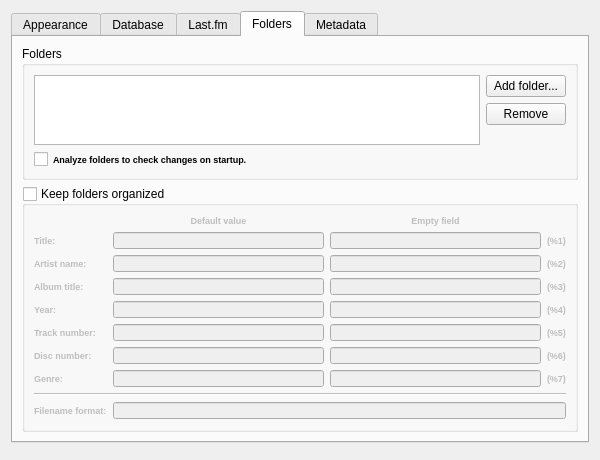
Above: Form/DialogPreferences.ui from isuhao/TMediaPlayer before the change. Below: the same form after it.
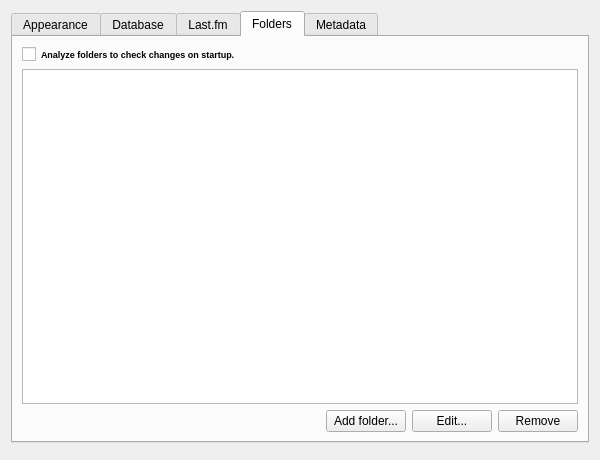
That is the form after the change. The open tabs and pages were chosen to show the change.

The edit to the form file:
```diff
--- a/Form/DialogPreferences.ui
+++ b/Form/DialogPreferences.ui
@@ -406,424 +406,56 @@
       <attribute name="title">
        <string>Folders</string>
       </attribute>
-      <layout class="QVBoxLayout" name="verticalLayout_3">
-       <item>
-        <widget class="QGroupBox" name="groupFolders">
-         <property name="title">
-          <string>Folders</string>
+      <layout class="QGridLayout" name="gridLayout_3">
+       <item row="0" column="0" colspan="4">
+        <widget class="QCheckBox" name="editAnalyzeFolders">
+         <property name="font">
+          <font>
+           <pointsize>7</pointsize>
+           <weight>75</weight>
+           <bold>true</bold>
+          </font>
          </property>
-         <layout class="QGridLayout" name="gridLayout_3">
-          <item row="0" column="1">
-           <widget class="QPushButton" name="btnAddFolder">
-            <property name="text">
-             <string>Add folder...</string>
-            </property>
-           </widget>
-          </item>
-          <item row="3" column="0" colspan="2">
-           <widget class="QCheckBox" name="editAnalizeFolders">
-            <property name="font">
-             <font>
-              <pointsize>7</pointsize>
-              <weight>75</weight>
-              <bold>true</bold>
-             </font>
-            </property>
-            <property name="text">
-             <string>Analyze folders to check changes on startup.</string>
-            </property>
-           </widget>
-          </item>
-          <item row="2" column="1">
-           <spacer name="verticalSpacer_3">
-            <property name="orientation">
-             <enum>Qt::Vertical</enum>
-            </property>
-            <property name="sizeHint" stdset="0">
-             <size>
-              <width>10</width>
-              <height>26</height>
-             </size>
-            </property>
-           </spacer>
-          </item>
-          <item row="1" column="1">
-           <widget class="QPushButton" name="btnRemoveFolder">
-            <property name="text">
-             <string>Remove</string>
-            </property>
-           </widget>
-          </item>
-          <item row="0" column="0" rowspan="3">
-           <widget class="QListWidget" name="listFolders"/>
-          </item>
-         </layout>
+         <property name="text">
+          <string>Analyze folders to check changes on startup.</string>
+         </property>
         </widget>
        </item>
-       <item>
-        <widget class="QGroupBox" name="groupOrganize">
-         <property name="title">
-          <string>Keep folders organized</string>
+       <item row="1" column="0" colspan="4">
+        <widget class="QListWidget" name="listFolders"/>
+       </item>
+       <item row="2" column="0">
+        <spacer name="horizontalSpacer">
+         <property name="orientation">
+          <enum>Qt::Horizontal</enum>
          </property>
-         <property name="checkable">
-          <bool>true</bool>
+         <property name="sizeHint" stdset="0">
+          <size>
+           <width>20</width>
+           <height>10</height>
+          </size>
          </property>
-         <property name="checked">
-          <bool>false</bool>
+        </spacer>
+       </item>
+       <item row="2" column="1">
+        <widget class="QPushButton" name="btnAddFolder">
+         <property name="text">
+          <string>Add folder...</string>
          </property>
-         <layout class="QGridLayout" name="gridLayout_4">
-          <item row="9" column="0">
-           <widget class="QLabel" name="lblOrgFormat">
-            <property name="font">
-             <font>
-              <pointsize>7</pointsize>
-              <weight>75</weight>
-              <bold>true</bold>
-             </font>
-            </property>
-            <property name="text">
-             <string>Filename format:</string>
-            </property>
-           </widget>
-          </item>
-          <item row="9" column="1" colspan="3">
-           <widget class="QLineEdit" name="editOrgFormat">
-            <property name="maxLength">
-             <number>256</number>
-            </property>
-           </widget>
-          </item>
-          <item row="3" column="0">
-           <widget class="QLabel" name="lblOrgAlbum">
-            <property name="font">
-             <font>
-              <pointsize>7</pointsize>
-              <weight>75</weight>
-              <bold>true</bold>
-             </font>
-            </property>
-            <property name="text">
-             <string>Album title:</string>
-            </property>
-           </widget>
-          </item>
-          <item row="3" column="1">
-           <widget class="QLineEdit" name="editOrgAlbumDefault">
-            <property name="maxLength">
-             <number>64</number>
-            </property>
-           </widget>
-          </item>
-          <item row="4" column="1">
-           <widget class="QLineEdit" name="editOrgYearDefault">
-            <property name="maxLength">
-             <number>64</number>
-            </property>
-           </widget>
-          </item>
-          <item row="3" column="2">
-           <widget class="QLineEdit" name="editOrgAlbumEmpty">
-            <property name="maxLength">
-             <number>64</number>
-            </property>
-           </widget>
-          </item>
-          <item row="5" column="2">
-           <widget class="QLineEdit" name="editOrgTrackEmpty">
-            <property name="maxLength">
-             <number>64</number>
-            </property>
-           </widget>
-          </item>
-          <item row="5" column="0">
-           <widget class="QLabel" name="lblOrgTrack">
-            <property name="font">
-             <font>
-              <pointsize>7</pointsize>
-              <weight>75</weight>
-              <bold>true</bold>
-             </font>
-            </property>
-            <property name="text">
-             <string>Track number:</string>
-            </property>
-           </widget>
-          </item>
-          <item row="4" column="0">
-           <widget class="QLabel" name="lblOrgYear">
-            <property name="font">
-             <font>
-              <pointsize>7</pointsize>
-              <weight>75</weight>
-              <bold>true</bold>
-             </font>
-            </property>
-            <property name="text">
-             <string>Year:</string>
-            </property>
-           </widget>
-          </item>
-          <item row="4" column="2">
-           <widget class="QLineEdit" name="editOrgYearEmpty">
-            <property name="maxLength">
-             <number>64</number>
-            </property>
-           </widget>
-          </item>
-          <item row="6" column="0">
-           <widget class="QLabel" name="lblOrgDisc">
-            <property name="font">
-             <font>
-              <pointsize>7</pointsize>
-              <weight>75</weight>
-              <bold>true</bold>
-             </font>
-            </property>
-            <property name="text">
-             <string>Disc number:</string>
-            </property>
-           </widget>
-          </item>
-          <item row="2" column="2">
-           <widget class="QLineEdit" name="editOrgArtistEmpty">
-            <property name="maxLength">
-             <number>64</number>
-            </property>
-           </widget>
-          </item>
-          <item row="2" column="1">
-           <widget class="QLineEdit" name="editOrgArtistDefault">
-            <property name="maxLength">
-             <number>64</number>
-            </property>
-           </widget>
-          </item>
-          <item row="1" column="0">
-           <widget class="QLabel" name="lblOrgTitle">
-            <property name="font">
-             <font>
-              <pointsize>7</pointsize>
-              <weight>75</weight>
-              <bold>true</bold>
-             </font>
-            </property>
-            <property name="text">
-             <string>Title:</string>
-            </property>
-           </widget>
-          </item>
-          <item row="2" column="0">
-           <widget class="QLabel" name="lblOrgArtist">
-            <property name="font">
-             <font>
-              <pointsize>7</pointsize>
-              <weight>75</weight>
-              <bold>true</bold>
-             </font>
-            </property>
-            <property name="text">
-             <string>Artist name:</string>
-            </property>
-           </widget>
-          </item>
-          <item row="0" column="1">
-           <widget class="QLabel" name="lblOrgDefault">
-            <property name="font">
-             <font>
-              <pointsize>7</pointsize>
-              <weight>75</weight>
-              <bold>true</bold>
-             </font>
-            </property>
-            <property name="text">
-             <string>Default value</string>
-            </property>
-            <property name="alignment">
-             <set>Qt::AlignCenter</set>
-            </property>
-           </widget>
-          </item>
-          <item row="6" column="2">
-           <widget class="QLineEdit" name="editOrgDiscEmpty">
-            <property name="maxLength">
-             <number>64</number>
-            </property>
-           </widget>
-          </item>
-          <item row="6" column="1">
-           <widget class="QLineEdit" name="editOrgDiscDefault">
-            <property name="maxLength">
-             <number>64</number>
-            </property>
-           </widget>
-          </item>
-          <item row="5" column="1">
-           <widget class="QLineEdit" name="editOrgTrackDefault">
-            <property name="maxLength">
-             <number>64</number>
-            </property>
-           </widget>
-          </item>
-          <item row="0" column="2">
-           <widget class="QLabel" name="lblOrgEmpty">
-            <property name="font">
-             <font>
-              <pointsize>7</pointsize>
-              <weight>75</weight>
-              <bold>true</bold>
-             </font>
-            </property>
-            <property name="text">
-             <string>Empty field</string>
-            </property>
-            <property name="alignment">
-             <set>Qt::AlignCenter</set>
-            </property>
-           </widget>
-          </item>
-          <item row="1" column="1">
-           <widget class="QLineEdit" name="editOrgTitleDefault">
-            <property name="text">
-             <string notr="true"/>
-            </property>
-            <property name="maxLength">
-             <number>64</number>
-            </property>
-           </widget>
-          </item>
-          <item row="1" column="2">
-           <widget class="QLineEdit" name="editOrgTitleEmpty">
-            <property name="maxLength">
-             <number>64</number>
-            </property>
-           </widget>
-          </item>
-          <item row="8" column="0" colspan="4">
-           <widget class="Line" name="line">
-            <property name="orientation">
-             <enum>Qt::Horizontal</enum>
-            </property>
-           </widget>
-          </item>
-          <item row="1" column="3">
-           <widget class="QLabel" name="lblOrgTitleNum">
-            <property name="font">
-             <font>
-              <pointsize>7</pointsize>
-              <weight>75</weight>
-              <bold>true</bold>
-             </font>
-            </property>
-            <property name="text">
-             <string notr="true">(%1)</string>
-            </property>
-           </widget>
-          </item>
-          <item row="2" column="3">
-           <widget class="QLabel" name="lblOrgArtistNum">
-            <property name="font">
-             <font>
-              <pointsize>7</pointsize>
-              <weight>75</weight>
-              <bold>true</bold>
-             </font>
-            </property>
-            <property name="text">
-             <string notr="true">(%2)</string>
-            </property>
-           </widget>
-          </item>
-          <item row="3" column="3">
-           <widget class="QLabel" name="lblOrgAlbumNum">
-            <property name="font">
-             <font>
-              <pointsize>7</pointsize>
-              <weight>75</weight>
-              <bold>true</bold>
-             </font>
-            </property>
-            <property name="text">
-             <string notr="true">(%3)</string>
-            </property>
-           </widget>
-          </item>
-          <item row="4" column="3">
-           <widget class="QLabel" name="lblOrgYearNum">
-            <property name="font">
-             <font>
-              <pointsize>7</pointsize>
-              <weight>75</weight>
-              <bold>true</bold>
-             </font>
-            </property>
-            <property name="text">
-             <string notr="true">(%4)</string>
-            </property>
-           </widget>
-          </item>
-          <item row="5" column="3">
-           <widget class="QLabel" name="lblOrgTrackNum">
-            <property name="font">
-             <font>
-              <pointsize>7</pointsize>
-              <weight>75</weight>
-              <bold>true</bold>
-             </font>
-            </property>
-            <property name="text">
-             <string notr="true">(%5)</string>
-            </property>
-           </widget>
-          </item>
-          <item row="6" column="3">
-           <widget class="QLabel" name="lblOrgDiscNum">
-            <property name="font">
-             <font>
-              <pointsize>7</pointsize>
-              <weight>75</weight>
-              <bold>true</bold>
-             </font>
-            </property>
-            <property name="text">
-             <string notr="true">(%6)</string>
-            </property>
-           </widget>
-          </item>
-          <item row="7" column="0">
-           <widget class="QLabel" name="lblOrgGenre">
-            <property name="font">
-             <font>
-              <pointsize>7</pointsize>
-              <weight>75</weight>
-              <bold>true</bold>
-             </font>
-            </property>
-            <property name="text">
-             <string>Genre:</string>
-            </property>
-           </widget>
-          </item>
-          <item row="7" column="1">
-           <widget class="QLineEdit" name="editOrgGenreDefault"/>
-          </item>
-          <item row="7" column="2">
-           <widget class="QLineEdit" name="editOrgGenreEmpty"/>
-          </item>
-          <item row="7" column="3">
-           <widget class="QLabel" name="lblOrgGenreNum">
-            <property name="font">
-             <font>
-              <pointsize>7</pointsize>
-              <weight>75</weight>
-              <bold>true</bold>
-             </font>
-            </property>
-            <property name="text">
-             <string notr="true">(%7)</string>
-            </property>
-           </widget>
-          </item>
-         </layout>
+        </widget>
+       </item>
+       <item row="2" column="2">
+        <widget class="QPushButton" name="btnEditFolder">
+         <property name="text">
+          <string>Edit...</string>
+         </property>
+        </widget>
+       </item>
+       <item row="2" column="3">
+        <widget class="QPushButton" name="btnRemoveFolder">
+         <property name="text">
+          <string>Remove</string>
+         </property>
         </widget>
        </item>
       </layout>
```
